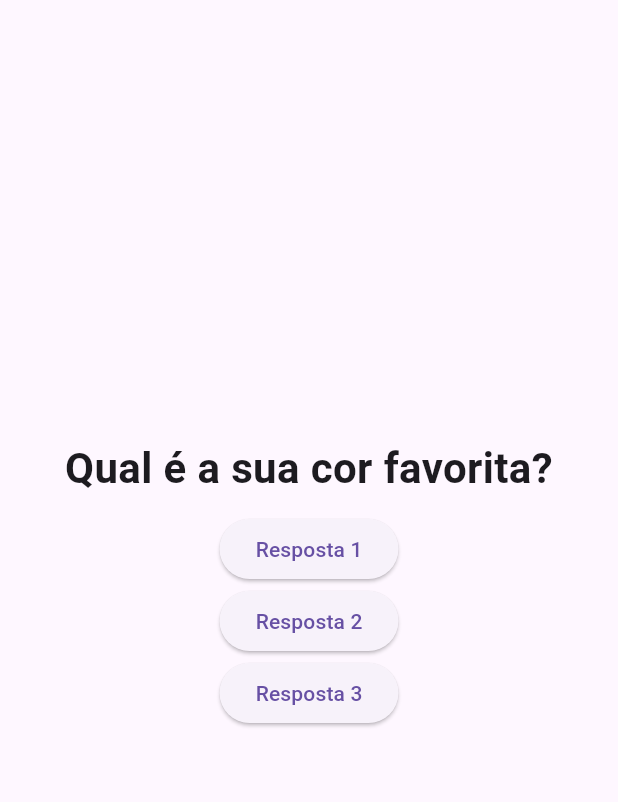
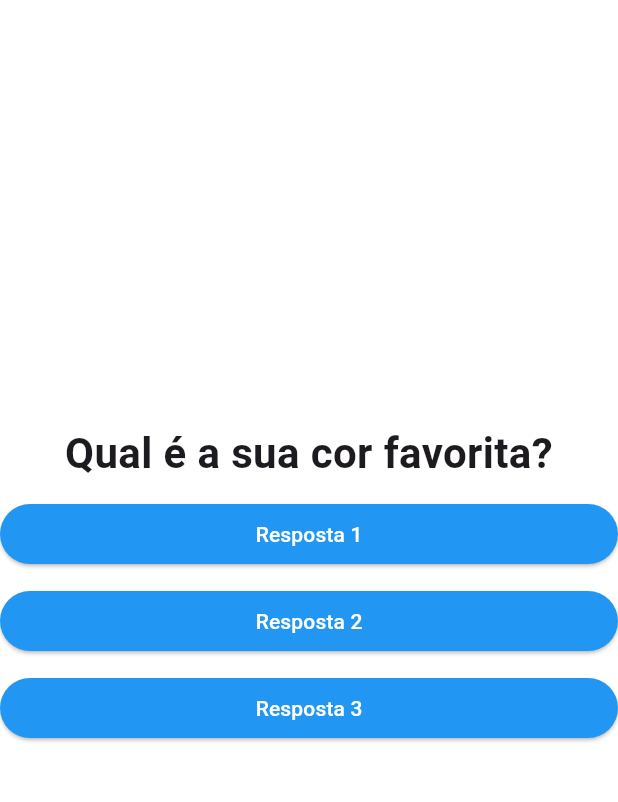
Before and after one commit to Cafurink42/PerguntasApp, a Flutter app: the screen it shows after launch, on a phone screen of 412 x 824 dp, the part 84-886 px from its top. Run offline on Flutter 3.47's test engine with Material 3 defaults, Android fonts, the phone set to English and light mode, and no system bars.

```diff
--- a/lib/main.dart
+++ b/lib/main.dart
@@ -1,5 +1,6 @@
 import 'package:flutter/material.dart';
 import './questao.dart';
+import './resposta.dart';
 
 main() {
   runApp(PerguntaApp());
@@ -19,19 +20,37 @@ class _PerguntaAppState extends State<PerguntaApp> {
     setState(() {
       _perguntaSelecionada++;
     });
-    print(_perguntaSelecionada);
   }
 
   @override
   Widget build(BuildContext context) {
-    final perguntas = [
-      'Qual é a sua cor favorita?',
-      'Qual é o seu animal favorito?',
-      'Qual é o seu esporte favorito?',
+    final List<Map<String, Object>> perguntas = [
+      //valores do tipo Map String e Objeto
+      {
+        'texto': 'Qual é a sua cor favorita?',
+        'respostas': ['Azul', 'Verde', 'Vermelho', 'Amarelo'],
+      },
+      {
+        'texto': 'Qual é o seu animal favorito?',
+        'respostas': ['Cachorro', 'Gato', 'Pássaro', 'Peixe'],
+      },
+      {
+        'texto': 'Qual é o seu esporte favorito?',
+        'respostas': ['Futebol', 'Basquete', 'Vôlei', 'Natação'],
+      },
+      {
+        'texto': 'Qual é a sua comida favorita?',
+        'respostas': ['Pizza', 'Hambúrguer', 'Sushi', 'Salada'],
+      },
+      {
+        'texto': 'Qual é o seu hobby favorito?',
+        'respostas': ['Ler', 'Viajar', 'Cozinhar', 'Jogar videogame'],
+      },
     ];
 
     return MaterialApp(
       home: Scaffold(
+        backgroundColor: const Color.fromARGB(255, 255, 255, 255),
         appBar: AppBar(
           title: Text('Perguntas'),
           centerTitle: true,
@@ -43,10 +62,12 @@ class _PerguntaAppState extends State<PerguntaApp> {
           child: Column(
             mainAxisAlignment: MainAxisAlignment.center,
             children: [
-              Questao(perguntas[_perguntaSelecionada]),
-              ElevatedButton(child: Text('Resposta 1'), onPressed: _responder),
-              ElevatedButton(child: Text('Resposta 2'), onPressed: _responder),
-              ElevatedButton(child: Text('Resposta 3'), onPressed: _responder),
+              Questao(perguntas[_perguntaSelecionada]['texto'].toString()),
+              Resposta('Resposta 1', _responder),
+              SizedBox(height: 10),
+              Resposta('Resposta 2', _responder),
+              SizedBox(height: 10),
+              Resposta('Resposta 3', _responder),
             ],
           ),
         ),
--- a/lib/questao.dart
+++ b/lib/questao.dart
@@ -1,5 +1,6 @@
 import 'package:flutter/material.dart';
 
+//componente Questao
 class Questao extends StatelessWidget {
   final String texto;
   Questao(this.texto);
--- /dev/null
+++ b/lib/resposta.dart
@@ -0,0 +1,23 @@
+import 'package:flutter/material.dart';
+
+//componente Resposta
+class Resposta extends StatelessWidget {
+  final String texto;
+  final void Function() quandoSelecionado;
+  Resposta(this.texto, this.quandoSelecionado);
+
+  @override
+  Widget build(BuildContext context) {
+    return Container(
+      width: double.infinity,
+      child: ElevatedButton(
+        style: TextButton.styleFrom(
+          backgroundColor: Colors.blue,
+          foregroundColor: Colors.white,
+        ),
+        child: Text(texto),
+        onPressed: quandoSelecionado,
+      ),
+    );
+  }
+}
```
